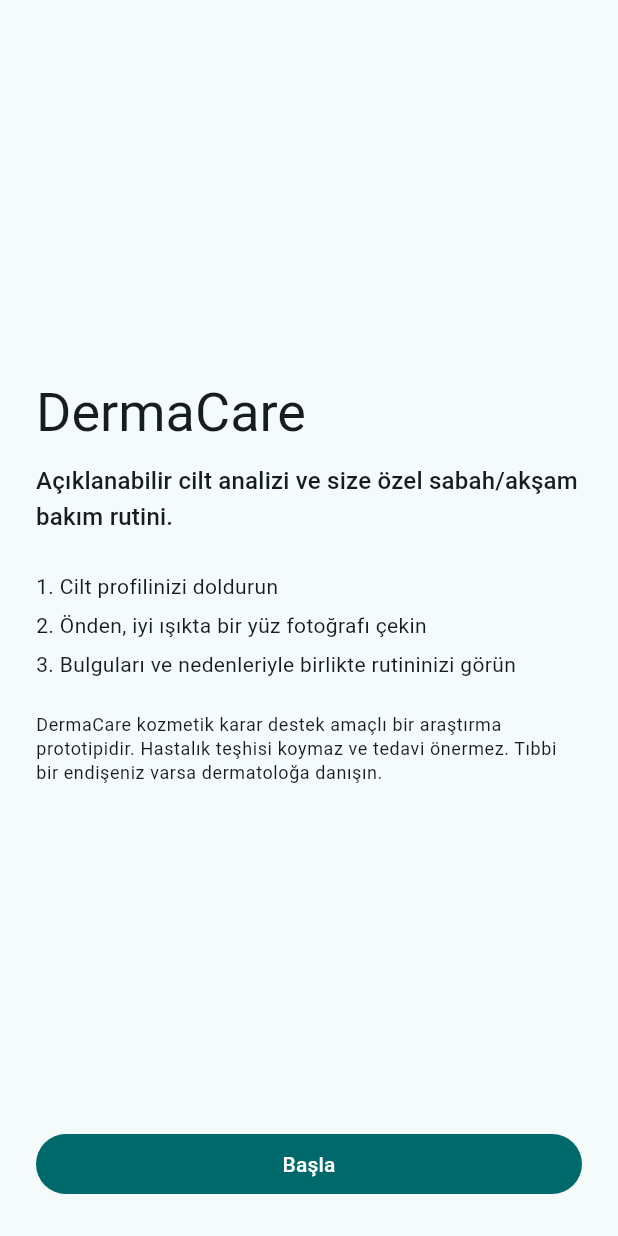
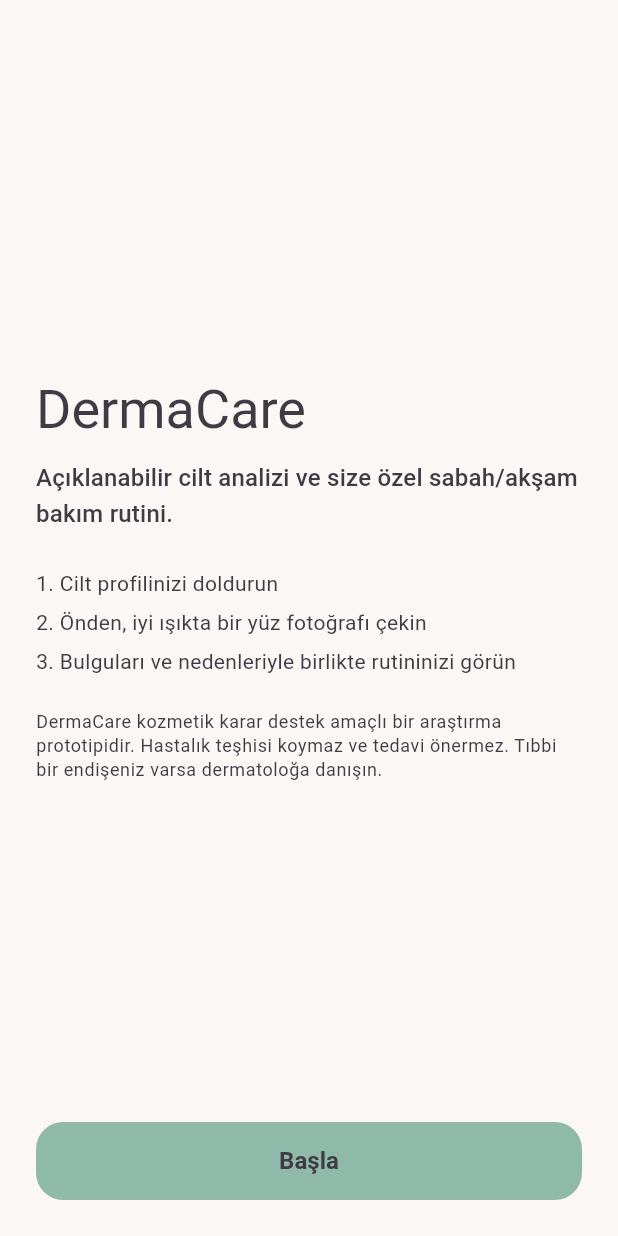
Before and after one commit to zhrespar/dermacare, a Flutter app: the screen it shows after launch, on a phone screen of 412 x 824 dp. Run offline on Flutter 3.47's test engine with Material 3 defaults, Android fonts, the phone set to English and light mode, and no system bars; our stand-ins replace go_router, image_picker; accounts and stored records are empty.

Commit message:
mobile: light pastel color theme
Co-Authored-By: Claude Opus 5.5 <noreply@anthropic.com>

```diff
--- a/mobile/lib/app/app.dart
+++ b/mobile/lib/app/app.dart
@@ -26,8 +26,8 @@ class _DermaCareAppState extends State<DermaCareApp> {
       state: _state,
       child: MaterialApp.router(
         title: 'DermaCare',
-        theme: buildTheme(Brightness.light),
-        darkTheme: buildTheme(Brightness.dark),
+        theme: buildTheme(),
+        themeMode: ThemeMode.light, // pastel light palette only
         routerConfig: _router,
         debugShowCheckedModeBanner: false,
       ),
--- a/mobile/lib/app/theme.dart
+++ b/mobile/lib/app/theme.dart
@@ -1,11 +1,105 @@
 import 'package:flutter/material.dart';
 
-ThemeData buildTheme(Brightness brightness) {
+/// Light pastel palette. The app always uses the light theme.
+class Pastel {
+  static const background = Color(0xFFFBF7F4); // warm cream
+  static const surface = Color(0xFFFFFFFF);
+  static const surfaceSoft = Color(0xFFF3EEF6); // pale lavender
+  static const primary = Color(0xFF8FB9A8); // sage mint
+  static const primarySoft = Color(0xFFDCEFE6);
+  static const secondary = Color(0xFFF4C7C3); // blush pink
+  static const secondarySoft = Color(0xFFFBE6E3);
+  static const tertiary = Color(0xFFC9B6E4); // lavender
+  static const tertiarySoft = Color(0xFFEDE4F7);
+  static const peach = Color(0xFFFFE3C9);
+  static const errorSoft = Color(0xFFF9D6D5);
+  static const error = Color(0xFFC0605B);
+  static const text = Color(0xFF3F3A44); // soft charcoal (keeps contrast readable)
+  static const textMuted = Color(0xFF6E6875);
+}
+
+ThemeData buildTheme([Brightness _ = Brightness.light]) {
+  const scheme = ColorScheme(
+    brightness: Brightness.light,
+    primary: Color(0xFF4F8A74), // darker sage for button text/icons contrast
+    onPrimary: Colors.white,
+    primaryContainer: Pastel.primarySoft,
+    onPrimaryContainer: Pastel.text,
+    secondary: Color(0xFFB9746E),
+    onSecondary: Colors.white,
+    secondaryContainer: Pastel.secondarySoft,
+    onSecondaryContainer: Pastel.text,
+    tertiary: Color(0xFF7E66A6),
+    onTertiary: Colors.white,
+    tertiaryContainer: Pastel.tertiarySoft,
+    onTertiaryContainer: Pastel.text,
+    error: Pastel.error,
+    onError: Colors.white,
+    errorContainer: Pastel.errorSoft,
+    onErrorContainer: Pastel.text,
+    surface: Pastel.surface,
+    onSurface: Pastel.text,
+    onSurfaceVariant: Pastel.textMuted,
+    surfaceContainerHighest: Pastel.surfaceSoft,
+    outline: Color(0xFFD9D2DF),
+  );
+  final shape = RoundedRectangleBorder(borderRadius: BorderRadius.circular(18));
   return ThemeData(
     useMaterial3: true,
-    colorScheme: ColorScheme.fromSeed(
-      seedColor: const Color(0xFF7A9E9F),
-      brightness: brightness,
+    colorScheme: scheme,
+    scaffoldBackgroundColor: Pastel.background,
+    appBarTheme: const AppBarTheme(
+      backgroundColor: Pastel.background,
+      foregroundColor: Pastel.text,
+      elevation: 0,
+      scrolledUnderElevation: 0,
+      centerTitle: true,
+    ),
+    cardTheme: CardThemeData(color: Pastel.surface, elevation: 0, shape: shape),
+    filledButtonTheme: FilledButtonThemeData(
+      style: FilledButton.styleFrom(
+        backgroundColor: Pastel.primary,
+        foregroundColor: Pastel.text,
+        disabledBackgroundColor: const Color(0xFFE7E2EA),
+        minimumSize: const Size.fromHeight(52),
+        shape: shape,
+        textStyle: const TextStyle(fontSize: 16, fontWeight: FontWeight.w600),
+      ),
+    ),
+    outlinedButtonTheme: OutlinedButtonThemeData(
+      style: OutlinedButton.styleFrom(
+        foregroundColor: Pastel.text,
+        side: const BorderSide(color: Pastel.tertiary),
+        minimumSize: const Size.fromHeight(48),
+        shape: shape,
+      ),
+    ),
+    chipTheme: ChipThemeData(
+      backgroundColor: Pastel.surface,
+      selectedColor: Pastel.secondarySoft,
+      side: const BorderSide(color: Color(0xFFE6DDE8)),
+      labelStyle: const TextStyle(color: Pastel.text),
+      shape: RoundedRectangleBorder(borderRadius: BorderRadius.circular(14)),
+    ),
+    segmentedButtonTheme: SegmentedButtonThemeData(
+      style: ButtonStyle(
+        backgroundColor: WidgetStateProperty.resolveWith(
+            (s) => s.contains(WidgetState.selected) ? Pastel.tertiarySoft : Pastel.surface),
+        foregroundColor: const WidgetStatePropertyAll(Pastel.text),
+      ),
+    ),
+    inputDecorationTheme: const InputDecorationTheme(
+      filled: true,
+      fillColor: Pastel.surface,
+      border: OutlineInputBorder(borderRadius: BorderRadius.all(Radius.circular(14))),
+      enabledBorder: OutlineInputBorder(
+        borderRadius: BorderRadius.all(Radius.circular(14)),
+        borderSide: BorderSide(color: Color(0xFFE6DDE8)),
+      ),
+    ),
+    progressIndicatorTheme: const ProgressIndicatorThemeData(
+      color: Pastel.primary,
+      linearTrackColor: Pastel.primarySoft,
     ),
   );
 }
--- a/mobile/lib/widgets/mock_banner.dart
+++ b/mobile/lib/widgets/mock_banner.dart
@@ -8,7 +8,7 @@ class MockBanner extends StatelessWidget {
   Widget build(BuildContext context) {
     return Card(
       key: const Key('mock-banner'),
-      color: Theme.of(context).colorScheme.tertiaryContainer,
+      color: const Color(0xFFFFE3C9), // pastel peach
       child: const Padding(
         padding: EdgeInsets.all(12),
         child: Text('DENEME VERİSİ — Yer tutucu modeller kullanılıyor; bu gerçek bir analiz değildir.'),
```
